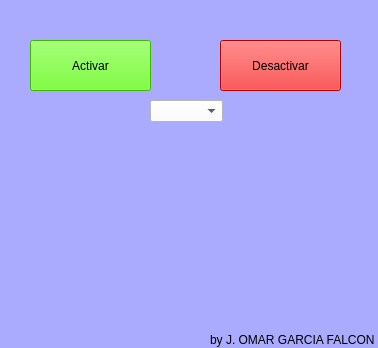
OMARGARCIAF/arduino-led, file windows.ui: the form before one commit.
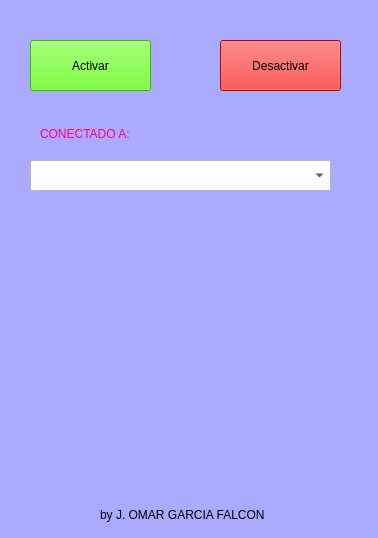
The form after the commit. Icons and pictures are not drawn.

What changed in the file:
```diff
--- a/windows.ui
+++ b/windows.ui
@@ -7,7 +7,7 @@
     <x>0</x>
     <y>0</y>
     <width>378</width>
-    <height>348</height>
+    <height>538</height>
    </rect>
   </property>
   <property name="mouseTracking">
@@ -54,8 +54,8 @@
   <widget class="QLabel" name="etiqueta">
    <property name="geometry">
     <rect>
-     <x>40</x>
-     <y>130</y>
+     <x>30</x>
+     <y>300</y>
      <width>291</width>
      <height>41</height>
     </rect>
@@ -74,7 +74,7 @@
    <property name="geometry">
     <rect>
      <x>140</x>
-     <y>240</y>
+     <y>360</y>
      <width>81</width>
      <height>71</height>
     </rect>
@@ -96,7 +96,7 @@
    <property name="geometry">
     <rect>
      <x>140</x>
-     <y>240</y>
+     <y>360</y>
      <width>81</width>
      <height>71</height>
     </rect>
@@ -114,10 +114,10 @@
   <widget class="QLabel" name="label">
    <property name="geometry">
     <rect>
-     <x>210</x>
-     <y>330</y>
-     <width>171</width>
-     <height>20</height>
+     <x>100</x>
+     <y>499</y>
+     <width>281</width>
+     <height>31</height>
     </rect>
    </property>
    <property name="toolTip">
@@ -131,7 +131,7 @@
    <property name="geometry">
     <rect>
      <x>120</x>
-     <y>220</y>
+     <y>340</y>
      <width>121</width>
      <height>111</height>
     </rect>
@@ -149,16 +149,45 @@
   <widget class="QComboBox" name="ubiCOM">
    <property name="geometry">
     <rect>
-     <x>150</x>
-     <y>100</y>
-     <width>73</width>
-     <height>22</height>
+     <x>30</x>
+     <y>160</y>
+     <width>301</width>
+     <height>31</height>
     </rect>
    </property>
    <property name="styleSheet">
     <string notr="true">background-color:  rgb(255, 255, 255)</string>
    </property>
   </widget>
+  <widget class="QLabel" name="sistemaop">
+   <property name="geometry">
+    <rect>
+     <x>88</x>
+     <y>200</y>
+     <width>171</width>
+     <height>61</height>
+    </rect>
+   </property>
+   <property name="text">
+    <string/>
+   </property>
+  </widget>
+  <widget class="QLabel" name="label_3">
+   <property name="geometry">
+    <rect>
+     <x>40</x>
+     <y>120</y>
+     <width>151</width>
+     <height>28</height>
+    </rect>
+   </property>
+   <property name="styleSheet">
+    <string notr="true">color:rgb(255, 0, 127)</string>
+   </property>
+   <property name="text">
+    <string>CONECTADO A:</string>
+   </property>
+  </widget>
   <zorder>label_led_on</zorder>
   <zorder>boton__activar</zorder>
   <zorder>boton_desactivar</zorder>
```
Left out of the diff: 2 changed lines with no effect on the pictures.
